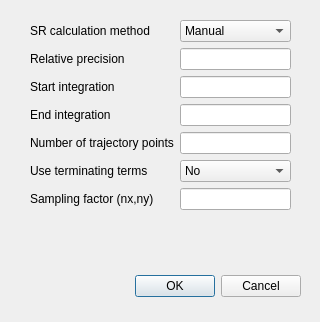
Old version of the form RadTrack/ui/precisionofsrw.ui in the repository aerosadegh/radtrack.
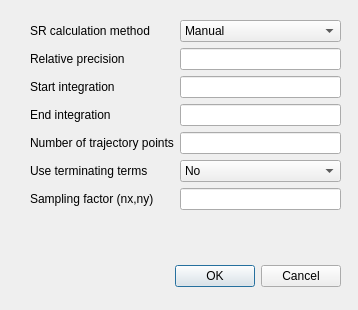
New version of the form.

```diff
--- a/RadTrack/ui/precisionofsrw.ui
+++ b/RadTrack/ui/precisionofsrw.ui
@@ -6,8 +6,8 @@
    <rect>
     <x>0</x>
     <y>0</y>
-    <width>320</width>
-    <height>322</height>
+    <width>358</width>
+    <height>310</height>
    </rect>
   </property>
   <property name="windowTitle">
@@ -16,8 +16,8 @@
   <widget class="QDialogButtonBox" name="buttonBox">
    <property name="geometry">
     <rect>
-     <x>70</x>
-     <y>270</y>
+     <x>110</x>
+     <y>260</y>
      <width>231</width>
      <height>32</height>
     </rect>
@@ -34,7 +34,7 @@
     <rect>
      <x>30</x>
      <y>20</y>
-     <width>261</width>
+     <width>311</width>
      <height>241</height>
     </rect>
    </property>
```
Left out of the diff: 16 changed lines with no effect on the pictures.
